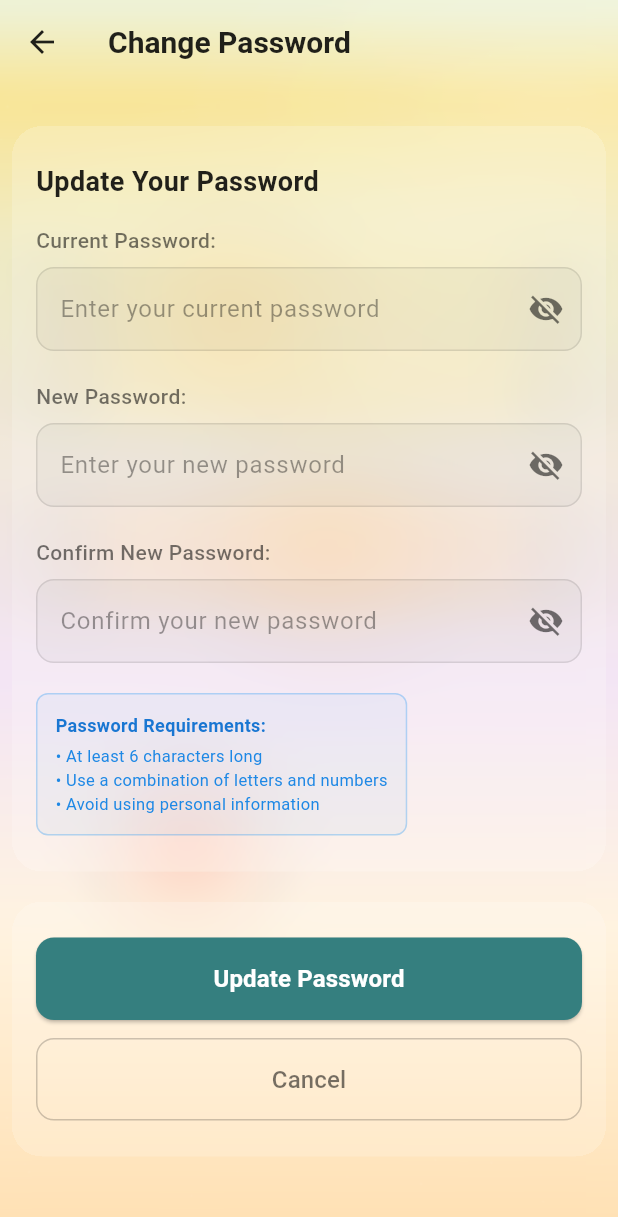
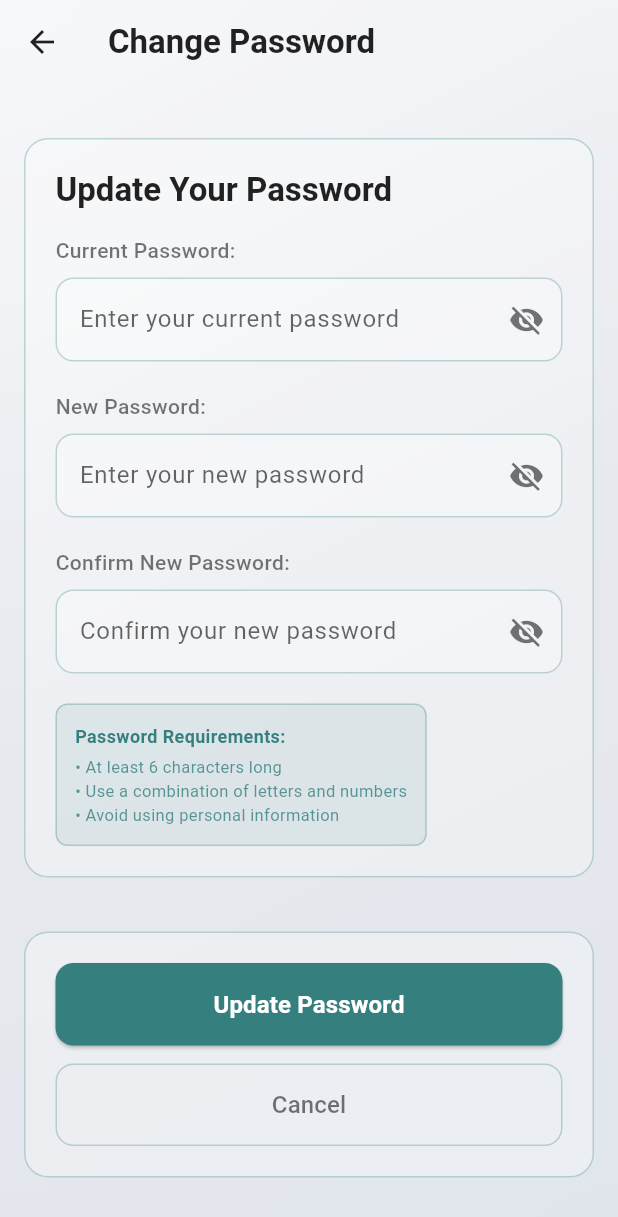
Before and after one commit to Nerdology-io/LumiFrame2, a Flutter app: the ChangePassword screen opened directly, on a phone screen of 412 x 824 dp. Shown: the top 1217 px of the screen. Run offline on Flutter 3.47's test engine with Material 3 defaults, Android fonts, the phone set to English and light mode, and no system bars; our stand-ins replace cached_network_image, cloud_firestore, firebase_auth, firebase_core, firebase_storage, get and 8 more; missing offline and left inert: flutter_facebook_auth, oauth2, photo_manager, video_thumbnail; accounts and stored records are empty.

Commit message:
Refactored the password change screen for new theme system

```diff
--- a/lib/screens/profile/change_password.dart
+++ b/lib/screens/profile/change_password.dart
@@ -1,8 +1,9 @@
 import 'package:flutter/material.dart';
 import 'package:get/get.dart';
 import 'package:firebase_auth/firebase_auth.dart';
-import '../../theme/glassmorphism_settings_wrapper.dart';
-import '../../widgets/nav_shell_background_wrapper.dart';
+import '../../theme/theme_extensions.dart';
+import '../../theme/backgrounds/dark_blur_background.dart';
+import '../../theme/backgrounds/light_blur_background.dart';
 
 class ChangePassword extends StatefulWidget {
   const ChangePassword({super.key});
@@ -32,13 +33,31 @@ class _ChangePasswordState extends State<ChangePassword> {
 
   @override
   Widget build(BuildContext context) {
-    final isDark = Theme.of(context).brightness == Brightness.dark;
+    final theme = Theme.of(context);
+    final isDark = theme.brightness == Brightness.dark;
+    final background = isDark ? const DarkBlurBackground() : const LightBlurBackground();
 
-    return Scaffold(
+    return Stack(
+      children: [
+        background,
+        Scaffold(
           backgroundColor: Colors.transparent,
-      body: NavShellBackgroundWrapper(
-        title: 'Change Password',
-        child: SafeArea(
+          appBar: AppBar(
+            backgroundColor: Colors.transparent,
+            elevation: 0,
+            title: Text(
+              'Change Password',
+              style: TextStyle(
+                color: context.primaryTextColor,
+                fontWeight: FontWeight.w600,
+              ),
+            ),
+            leading: IconButton(
+              icon: Icon(Icons.arrow_back, color: context.primaryTextColor),
+              onPressed: () => Get.back(),
+            ),
+          ),
+          body: SafeArea(
             child: SingleChildScrollView(
               padding: const EdgeInsets.symmetric(vertical: 16),
               child: Form(
@@ -48,18 +67,34 @@ class _ChangePasswordState extends State<ChangePassword> {
                     const SizedBox(height: 12),
 
                   // Password Change Form
-                  GlassmorphismSettingsWrapper(
-                    title: 'Update Your Password',
-                    horizontalPadding: 8.0,
+                  Container(
+                    margin: const EdgeInsets.symmetric(horizontal: 16, vertical: 8),
+                    padding: const EdgeInsets.all(20),
+                    decoration: BoxDecoration(
+                      color: context.glassBackground,
+                      borderRadius: BorderRadius.circular(16),
+                      border: Border.all(
+                        color: context.glassBorder,
+                        width: 1,
+                      ),
+                    ),
                     child: Column(
                       crossAxisAlignment: CrossAxisAlignment.start,
                       children: [
+                        Text(
+                          'Update Your Password',
+                          style: Theme.of(context).textTheme.titleLarge?.copyWith(
+                            color: context.primaryTextColor,
+                            fontWeight: FontWeight.bold,
+                          ),
+                        ),
+                        const SizedBox(height: 16),
                         // Current Password
                         Text(
                           'Current Password:',
                           style: TextStyle(
                             fontSize: 14,
-                            color: isDark ? Colors.white70 : Colors.black54,
+                            color: context.secondaryTextColor,
                             fontWeight: FontWeight.w500,
                           ),
                         ),
@@ -70,32 +105,26 @@ class _ChangePasswordState extends State<ChangePassword> {
                           decoration: InputDecoration(
                             hintText: 'Enter your current password',
                             hintStyle: TextStyle(
-                              color: isDark ? Colors.white38 : Colors.black38,
+                              color: context.secondaryTextColor.withValues(alpha: 0.6),
                             ),
                             filled: true,
-                            fillColor: isDark
-                                ? Colors.white.withOpacity(0.05)
-                                : Colors.black.withOpacity(0.03),
+                            fillColor: context.glassBackground,
                             border: OutlineInputBorder(
                               borderRadius: BorderRadius.circular(12),
                               borderSide: BorderSide(
-                                color: isDark
-                                    ? Colors.white.withOpacity(0.1)
-                                    : Colors.black.withOpacity(0.1),
+                                color: context.glassBorder,
                               ),
                             ),
                             enabledBorder: OutlineInputBorder(
                               borderRadius: BorderRadius.circular(12),
                               borderSide: BorderSide(
-                                color: isDark
-                                    ? Colors.white.withOpacity(0.1)
-                                    : Colors.black.withOpacity(0.1),
+                                color: context.glassBorder,
                               ),
                             ),
                             focusedBorder: OutlineInputBorder(
                               borderRadius: BorderRadius.circular(12),
                               borderSide: BorderSide(
-                                color: Theme.of(context).colorScheme.primary,
+                                color: context.accentColor,
                                 width: 2,
                               ),
                             ),
@@ -104,7 +133,7 @@ class _ChangePasswordState extends State<ChangePassword> {
                                 _obscureCurrentPassword
                                     ? Icons.visibility_off
                                     : Icons.visibility,
-                                color: isDark ? Colors.white54 : Colors.black54,
+                                color: context.secondaryTextColor,
                               ),
                               onPressed: () {
                                 setState(() {
@@ -114,7 +143,7 @@ class _ChangePasswordState extends State<ChangePassword> {
                             ),
                           ),
                           style: TextStyle(
-                            color: isDark ? Colors.white : Colors.black87,
+                            color: context.primaryTextColor,
                           ),
                           validator: (value) {
                             if (value == null || value.trim().isEmpty) {
@@ -130,7 +159,7 @@ class _ChangePasswordState extends State<ChangePassword> {
                           'New Password:',
                           style: TextStyle(
                             fontSize: 14,
-                            color: isDark ? Colors.white70 : Colors.black54,
+                            color: context.secondaryTextColor,
                             fontWeight: FontWeight.w500,
                           ),
                         ),
@@ -141,32 +170,26 @@ class _ChangePasswordState extends State<ChangePassword> {
                           decoration: InputDecoration(
                             hintText: 'Enter your new password',
                             hintStyle: TextStyle(
-                              color: isDark ? Colors.white38 : Colors.black38,
+                              color: context.secondaryTextColor.withValues(alpha: 0.6),
                             ),
                             filled: true,
-                            fillColor: isDark
-                                ? Colors.white.withOpacity(0.05)
-                                : Colors.black.withOpacity(0.03),
+                            fillColor: context.glassBackground,
                             border: OutlineInputBorder(
                               borderRadius: BorderRadius.circular(12),
                               borderSide: BorderSide(
-                                color: isDark
-                                    ? Colors.white.withOpacity(0.1)
-                                    : Colors.black.withOpacity(0.1),
+                                color: context.glassBorder,
                               ),
                             ),
                             enabledBorder: OutlineInputBorder(
                               borderRadius: BorderRadius.circular(12),
                               borderSide: BorderSide(
-                                color: isDark
-                                    ? Colors.white.withOpacity(0.1)
-                                    : Colors.black.withOpacity(0.1),
+                                color: context.glassBorder,
                               ),
                             ),
                             focusedBorder: OutlineInputBorder(
                               borderRadius: BorderRadius.circular(12),
                               borderSide: BorderSide(
-                                color: Theme.of(context).colorScheme.primary,
+                                color: context.accentColor,
                                 width: 2,
                               ),
                             ),
@@ -175,7 +198,7 @@ class _ChangePasswordState extends State<ChangePassword> {
                                 _obscureNewPassword
                                     ? Icons.visibility_off
                                     : Icons.visibility,
-                                color: isDark ? Colors.white54 : Colors.black54,
+                                color: context.secondaryTextColor,
                               ),
                               onPressed: () {
                                 setState(() {
@@ -185,7 +208,7 @@ class _ChangePasswordState extends State<ChangePassword> {
                             ),
                           ),
                           style: TextStyle(
-                            color: isDark ? Colors.white : Colors.black87,
+                            color: context.primaryTextColor,
                           ),
                           validator: (value) {
                             if (value == null || value.trim().isEmpty) {
@@ -204,7 +227,7 @@ class _ChangePasswordState extends State<ChangePassword> {
                           'Confirm New Password:',
                           style: TextStyle(
                             fontSize: 14,
-                            color: isDark ? Colors.white70 : Colors.black54,
+                            color: context.secondaryTextColor,
                             fontWeight: FontWeight.w500,
                           ),
                         ),
@@ -215,32 +238,26 @@ class _ChangePasswordState extends State<ChangePassword> {
                           decoration: InputDecoration(
                             hintText: 'Confirm your new password',
                             hintStyle: TextStyle(
-                              color: isDark ? Colors.white38 : Colors.black38,
+                              color: context.secondaryTextColor.withValues(alpha: 0.6),
                             ),
                             filled: true,
-                            fillColor: isDark
-                                ? Colors.white.withOpacity(0.05)
-                                : Colors.black.withOpacity(0.03),
+                            fillColor: context.glassBackground,
                             border: OutlineInputBorder(
                               borderRadius: BorderRadius.circular(12),
                               borderSide: BorderSide(
-                                color: isDark
-                                    ? Colors.white.withOpacity(0.1)
-                                    : Colors.black.withOpacity(0.1),
+                                color: context.glassBorder,
                               ),
                             ),
                             enabledBorder: OutlineInputBorder(
                               borderRadius: BorderRadius.circular(12),
                               borderSide: BorderSide(
-                                color: isDark
-                                    ? Colors.white.withOpacity(0.1)
-                                    : Colors.black.withOpacity(0.1),
+                                color: context.glassBorder,
                               ),
                             ),
                             focusedBorder: OutlineInputBorder(
                               borderRadius: BorderRadius.circular(12),
                               borderSide: BorderSide(
-                                color: Theme.of(context).colorScheme.primary,
+                                color: context.accentColor,
                                 width: 2,
                               ),
                             ),
@@ -249,7 +266,7 @@ class _ChangePasswordState extends State<ChangePassword> {
                                 _obscureConfirmPassword
                                     ? Icons.visibility_off
                                     : Icons.visibility,
-                                color: isDark ? Colors.white54 : Colors.black54,
+                                color: context.secondaryTextColor,
                               ),
                               onPressed: () {
                                 setState(() {
@@ -259,7 +276,7 @@ class _ChangePasswordState extends State<ChangePassword> {
                             ),
                           ),
                           style: TextStyle(
-                            color: isDark ? Colors.white : Colors.black87,
+                            color: context.primaryTextColor,
                           ),
                           validator: (value) {
                             if (value == null || value.trim().isEmpty) {
@@ -277,12 +294,10 @@ class _ChangePasswordState extends State<ChangePassword> {
                         Container(
                           padding: const EdgeInsets.all(12),
                           decoration: BoxDecoration(
-                            color: isDark
-                                ? Colors.blue.withOpacity(0.1)
-                                : Colors.blue.withOpacity(0.05),
+                            color: context.accentColor.withValues(alpha: 0.1),
                             borderRadius: BorderRadius.circular(8),
                             border: Border.all(
-                              color: Colors.blue.withOpacity(0.3),
+                              color: context.accentColor.withValues(alpha: 0.3),
                             ),
                           ),
                           child: Column(
@@ -293,7 +308,7 @@ class _ChangePasswordState extends State<ChangePassword> {
                                 style: TextStyle(
                                   fontSize: 12,
                                   fontWeight: FontWeight.w600,
-                                  color: isDark ? Colors.blue.shade300 : Colors.blue.shade700,
+                                  color: context.accentColor,
                                 ),
                               ),
                               const SizedBox(height: 4),
@@ -303,7 +318,7 @@ class _ChangePasswordState extends State<ChangePassword> {
                                 '• Avoid using personal information',
                                 style: TextStyle(
                                   fontSize: 11,
-                                  color: isDark ? Colors.blue.shade200 : Colors.blue.shade600,
+                                  color: context.accentColor.withValues(alpha: 0.8),
                                 ),
                               ),
                             ],
@@ -316,8 +331,17 @@ class _ChangePasswordState extends State<ChangePassword> {
                   const SizedBox(height: 20),
 
                   // Action Buttons
-                  GlassmorphismSettingsWrapper(
-                    horizontalPadding: 8.0,
+                  Container(
+                    margin: const EdgeInsets.symmetric(horizontal: 16, vertical: 8),
+                    padding: const EdgeInsets.all(20),
+                    decoration: BoxDecoration(
+                      color: context.glassBackground,
+                      borderRadius: BorderRadius.circular(16),
+                      border: Border.all(
+                        color: context.glassBorder,
+                        width: 1,
+                      ),
+                    ),
                     child: Column(
                       children: [
                         // Update Password Button
@@ -326,7 +350,7 @@ class _ChangePasswordState extends State<ChangePassword> {
                           child: ElevatedButton(
                             onPressed: _isLoading ? null : _changePassword,
                             style: ElevatedButton.styleFrom(
-                              backgroundColor: Theme.of(context).colorScheme.primary,
+                              backgroundColor: context.accentColor,
                               foregroundColor: Colors.white,
                               padding: const EdgeInsets.symmetric(vertical: 16),
                               shape: RoundedRectangleBorder(
@@ -359,14 +383,12 @@ class _ChangePasswordState extends State<ChangePassword> {
                           child: TextButton(
                             onPressed: _isLoading ? null : () => Get.back(),
                             style: TextButton.styleFrom(
-                              foregroundColor: isDark ? Colors.white70 : Colors.black54,
+                              foregroundColor: context.secondaryTextColor,
                               padding: const EdgeInsets.symmetric(vertical: 16),
                               shape: RoundedRectangleBorder(
                                 borderRadius: BorderRadius.circular(12),
                                 side: BorderSide(
-                                  color: isDark
-                                      ? Colors.white.withOpacity(0.2)
-                                      : Colors.black.withOpacity(0.2),
+                                  color: context.glassBorder,
                                 ),
                               ),
                             ),
@@ -390,6 +412,7 @@ class _ChangePasswordState extends State<ChangePassword> {
             ),
           ),
         ),
+      ],
     );
   }
 
```
Lines whose indentation alone changed are shown as unchanged.
